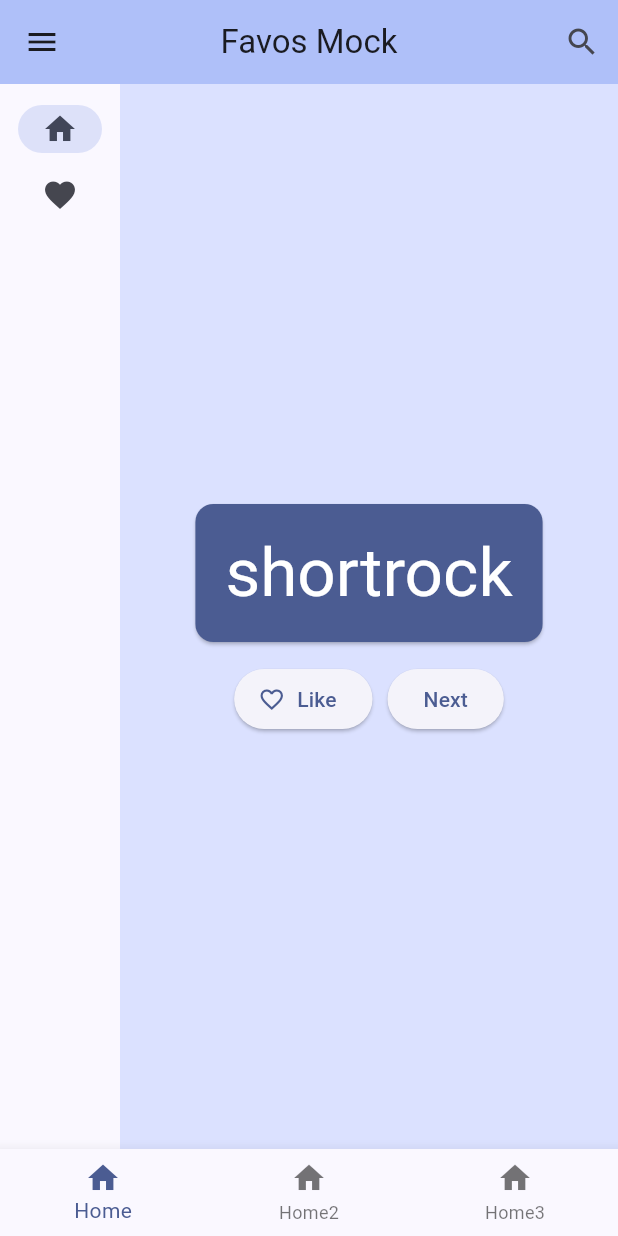
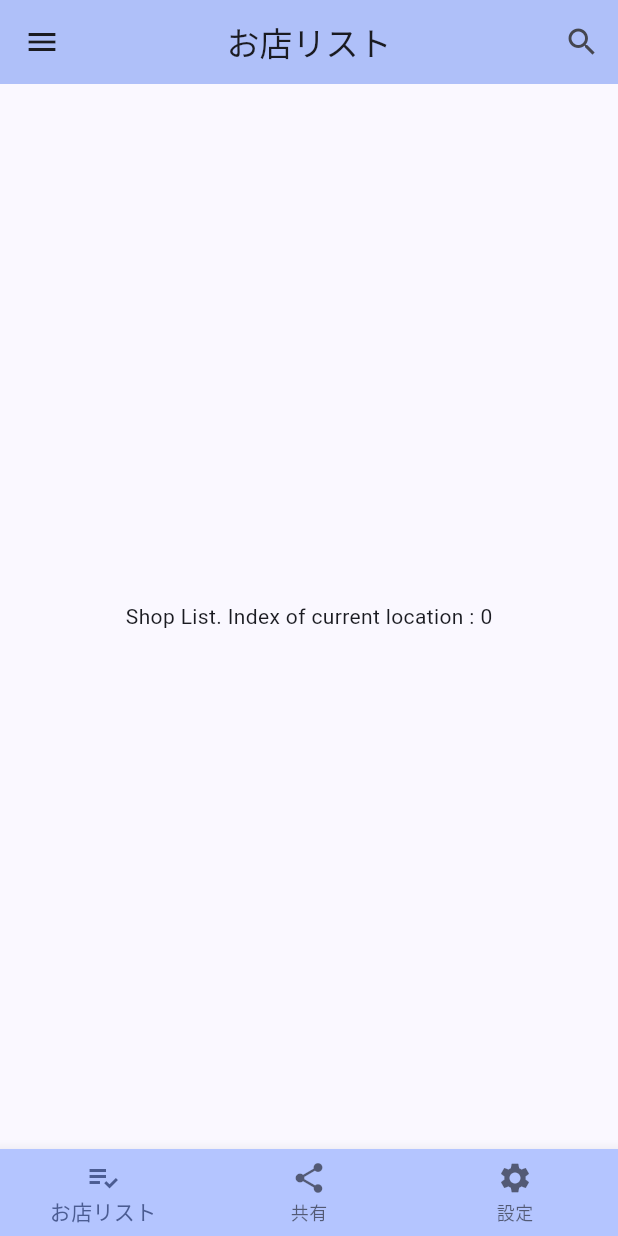
Before and after one commit to smzn1222/favos, a Flutter app: the screen it shows after launch, after a tap on the "menu" icon, on a phone screen of 412 x 824 dp. Run offline on Flutter 3.47's test engine with Material 3 defaults, Android fonts, the phone set to English and light mode, and no system bars.

Commit message:
ウィジェットごとにプログラムの分割＆画面遷移をroutesで実装など

```diff
--- a/lib/main.dart
+++ b/lib/main.dart
@@ -1,236 +1,8 @@
-import 'package:english_words/english_words.dart';
+import 'package:favos/src/app/favos_app.dart';
 import 'package:flutter/material.dart';
-import 'package:provider/provider.dart';
 
 void main() {
-  runApp(MyApp());
+  runApp(
+    FavosApp(title: 'Favos App'),
+  );
 }
-
-class MyApp extends StatelessWidget {
-  const MyApp({super.key});
-
-  @override
-  Widget build(BuildContext context) {
-    return ChangeNotifierProvider(
-      create: (context) => MyAppState(),
-      child: MaterialApp(
-        title: 'Favos',
-        theme: ThemeData(
-          useMaterial3: true,
-          colorScheme: ColorScheme.fromSeed(
-              seedColor: const Color.fromARGB(255, 34, 104, 255)),
-        ),
-        debugShowCheckedModeBanner: false,
-        home: MyHomePage(title: 'Favos Mock'),
-      ),
-    );
-  }
-}
-
-class MyAppState extends ChangeNotifier {
-  var current = WordPair.random();
-
-  void getNext() {
-    current = WordPair.random();
-    notifyListeners();
-  }
-
-  var favorites = <WordPair>[];
-
-  void toggleFavorite() {
-    if (favorites.contains(current)) {
-      favorites.remove(current);
-    } else {
-      favorites.add(current);
-    }
-    notifyListeners();
-  }
-}
-
-class MyHomePage extends StatefulWidget {
-  const MyHomePage({super.key, required this.title});
-  final String title;
-
-  @override
-  State<MyHomePage> createState() => _MyHomePageState();
-}
-
-class _MyHomePageState extends State<MyHomePage> {
-  var selectedIndex = 0;
-
-  @override
-  Widget build(BuildContext context) {
-    Widget page;
-    switch (selectedIndex) {
-      case 0:
-        page = GeneratorPage();
-      case 1:
-        page = FavoritesPage();
-      default:
-        throw UnimplementedError('no widget for $selectedIndex');
-    }
-
-    return LayoutBuilder(builder: (context, constraints) {
-      return Scaffold(
-        appBar: AppBar(
-          leading: IconButton(icon: Icon(Icons.menu), onPressed: () {}),
-          title: Text(widget.title),
-          centerTitle: true,
-          actions: [
-            IconButton(icon: Icon(Icons.search), onPressed: () {}),
-          ],
-          elevation: 1,
-          backgroundColor: Theme.of(context).colorScheme.inversePrimary,
-        ),
-        body: Row(
-          children: [
-            SafeArea(
-              child: NavigationRail(
-                extended: constraints.maxWidth >= 600,
-                destinations: [
-                  NavigationRailDestination(
-                    icon: Icon(Icons.home),
-                    label: Text('Home'),
-                  ),
-                  NavigationRailDestination(
-                    icon: Icon(Icons.favorite),
-                    label: Text('Favorites'),
-                  ),
-                ],
-                selectedIndex: selectedIndex,
-                onDestinationSelected: (value) {
-                  setState(() {
-                    selectedIndex = value;
-                  });
-                },
-              ),
-            ),
-            Expanded(
-              child: Container(
-                color: Theme.of(context).colorScheme.primaryContainer,
-                child: page,
-              ),
-            ),
-          ],
-        ),
-        bottomNavigationBar: BottomNavigationBar(
-          items: const [
-            BottomNavigationBarItem(
-              icon: Icon(Icons.home),
-              label: 'Home',
-            ),
-            BottomNavigationBarItem(
-              icon: Icon(Icons.home),
-              label: 'Home2',
-            ),
-            BottomNavigationBarItem(
-              icon: Icon(Icons.home),
-              label: 'Home3',
-            ),
-          ],
-        ),
-      );
-    });
-  }
-}
-
-class GeneratorPage extends StatelessWidget {
-  @override
-  Widget build(BuildContext context) {
-    var appState = context.watch<MyAppState>();
-    var pair = appState.current;
-
-    IconData icon;
-    if (appState.favorites.contains(pair)) {
-      icon = Icons.favorite;
-    } else {
-      icon = Icons.favorite_border;
-    }
-
-    return Center(
-      child: Column(
-        mainAxisAlignment: MainAxisAlignment.center,
-        children: [
-          BigCard(pair: pair),
-          SizedBox(height: 10),
-          Row(
-            mainAxisSize: MainAxisSize.min,
-            children: [
-              ElevatedButton.icon(
-                onPressed: () {
-                  appState.toggleFavorite();
-                },
-                icon: Icon(icon),
-                label: Text('Like'),
-              ),
-              SizedBox(width: 10),
-              ElevatedButton(
-                onPressed: () {
-                  appState.getNext();
-                },
-                child: Text('Next'),
-              ),
-            ],
-          ),
-        ],
-      ),
-    );
-  }
-}
-
-class BigCard extends StatelessWidget {
-  const BigCard({
-    super.key,
-    required this.pair,
-  });
-
-  final WordPair pair;
-
-  @override
-  Widget build(BuildContext context) {
-    final theme = Theme.of(context);
-    final style = theme.textTheme.displayMedium!.copyWith(
-      color: theme.colorScheme.onPrimary,
-    );
-
-    return Card(
-      color: theme.colorScheme.primary,
-      child: Padding(
-        padding: const EdgeInsets.all(20),
-        child: Text(
-          pair.asLowerCase,
-          style: style,
-          semanticsLabel: "${pair.first} ${pair.second}",
-        ),
-      ),
-    );
-  }
-}
-
-class FavoritesPage extends StatelessWidget {
-  @override
-  Widget build(BuildContext context) {
-    var appState = context.watch<MyAppState>();
-
-    if (appState.favorites.isEmpty) {
-      return Center(
-        child: Text('No favorites yet.'),
-      );
-    }
-
-    return ListView(
-      children: [
-        Padding(
-          padding: const EdgeInsets.all(20),
-          child: Text('You have '
-              '${appState.favorites.length} favorites:'),
-        ),
-        for (var pair in appState.favorites)
-          ListTile(
-            leading: Icon(Icons.favorite),
-            title: Text(pair.asLowerCase),
-          ),
-      ],
-    );
-  }
-}
--- /dev/null
+++ b/lib/src/app/favos_app.dart
@@ -0,0 +1,82 @@
+import 'package:favos/src/content/initial_screen.dart';
+import 'package:favos/src/content/settings.dart';
+import 'package:favos/src/content/share_menu.dart';
+import 'package:favos/src/content/shop_list.dart';
+import 'package:flutter/material.dart';
+import 'package:provider/provider.dart';
+
+class FavosApp extends StatelessWidget {
+  const FavosApp({super.key, required this.title});
+  final String title;
+
+  @override
+  Widget build(BuildContext context) {
+    final contentsPathList = ['/shop_list', '/share_menu', '/settings'];
+    final pageList = [ShopList(), ShareMenu(), Settings()];
+    final String firstContentPath = contentsPathList[0];
+
+    return ChangeNotifierProvider(
+      create: (context) => FavosAppState(),
+      child: MaterialApp(
+        title: title,
+        theme: ThemeData(
+          useMaterial3: true,
+          colorScheme: ColorScheme.fromSeed(
+              seedColor: const Color.fromARGB(255, 34, 104, 255)),
+        ),
+        debugShowCheckedModeBanner: false,
+        initialRoute: '/',
+        // 以下のようにroutesを使うと、ページ遷移時のアニメーションが有効になる
+        // routes: {
+        //   '/': (context) => InitialScreen(firstContentPath: firstContentPath),
+        //   '/shop_list': (context) => ShopList(),
+        //   '/share_menu': (context) => ShareMenu(),
+        //   '/settings': (context) => Settings(),
+        // },
+        // ページ遷移時のアニメーションを無効にする実装
+        onGenerateRoute: (currentRouteSettings) {
+          String? routeName = currentRouteSettings.name;
+          if (routeName != null) {
+            if (routeName == '/') {
+              return MaterialPageRoute(
+                  builder: (context) =>
+                      InitialScreen(firstContentPath: firstContentPath));
+            } else if (contentsPathList.contains(routeName)) {
+              return PageRouteBuilder(
+                settings: currentRouteSettings,
+                pageBuilder: (context, animation1, animation2) {
+                  return pageList[contentsPathList.indexOf(routeName)];
+                },
+                transitionsBuilder:
+                    (context, animation, secondaryAnimation, child) {
+                  return child; // アニメーションを無効にして、ただのchildを返す
+                },
+              );
+            } else {
+              // 未定義のルートの場合の処理
+              return MaterialPageRoute(builder: (context) => Placeholder());
+            }
+          } else {
+            // routeNameがnullの場合の処理
+            return MaterialPageRoute(builder: (context) => Placeholder());
+          }
+        },
+      ),
+    );
+  }
+}
+
+class FavosAppState extends ChangeNotifier {
+  int _currentLocationIndex = 0;
+
+  int get currentLocationIndex => _currentLocationIndex;
+
+  set currentLocationIndex(int index) {
+    _currentLocationIndex = index;
+    notifyListeners();
+  }
+
+  void changeLocation(int index) {
+    currentLocationIndex = index;
+  }
+}
--- /dev/null
+++ b/lib/src/content/initial_screen.dart
@@ -0,0 +1,26 @@
+import 'package:flutter/material.dart';
+
+class InitialScreen extends StatefulWidget {
+  const InitialScreen({super.key, required this.firstContentPath});
+  final String firstContentPath;
+
+  @override
+  State<InitialScreen> createState() => _InitialScreenState();
+}
+
+class _InitialScreenState extends State<InitialScreen> {
+  @override
+  void initState() {
+    super.initState();
+    Future.delayed(Duration(seconds: 2), () {
+      Navigator.pushNamed(context, widget.firstContentPath);
+    });
+  }
+
+  @override
+  Widget build(BuildContext context) {
+    return Center(
+      child: Text('Favos App is starting...'),
+    );
+  }
+}
--- /dev/null
+++ b/lib/src/content/settings.dart
@@ -0,0 +1,24 @@
+import 'package:favos/src/app/favos_app.dart';
+import 'package:favos/src/footer/footer.dart';
+import 'package:favos/src/header/header.dart';
+import 'package:flutter/material.dart';
+import 'package:provider/provider.dart';
+
+class Settings extends StatelessWidget {
+  @override
+  Widget build(BuildContext context) {
+    var appState = Provider.of<FavosAppState>(context);
+
+    return Scaffold(
+      appBar: Header(
+          title: '設定',
+          isMenuButtonVisible: false,
+          isSearchButtonVisible: false),
+      body: Center(
+        child: Text(
+            'Settings. Index of current location : ${appState.currentLocationIndex}'),
+      ),
+      bottomNavigationBar: Footer(),
+    );
+  }
+}
--- /dev/null
+++ b/lib/src/content/share_menu.dart
@@ -0,0 +1,24 @@
+import 'package:favos/src/app/favos_app.dart';
+import 'package:favos/src/footer/footer.dart';
+import 'package:favos/src/header/header.dart';
+import 'package:flutter/material.dart';
+import 'package:provider/provider.dart';
+
+class ShareMenu extends StatelessWidget {
+  @override
+  Widget build(BuildContext context) {
+    var appState = Provider.of<FavosAppState>(context);
+
+    return Scaffold(
+      appBar: Header(
+          title: '共有',
+          isMenuButtonVisible: false,
+          isSearchButtonVisible: false),
+      body: Center(
+        child: Text(
+            'Share Menu. Index of current location : ${appState.currentLocationIndex}'),
+      ),
+      bottomNavigationBar: Footer(),
+    );
+  }
+}
--- /dev/null
+++ b/lib/src/content/shop_list.dart
@@ -0,0 +1,24 @@
+import 'package:favos/src/app/favos_app.dart';
+import 'package:favos/src/footer/footer.dart';
+import 'package:favos/src/header/header.dart';
+import 'package:flutter/material.dart';
+import 'package:provider/provider.dart';
+
+class ShopList extends StatelessWidget {
+  @override
+  Widget build(BuildContext context) {
+    var appState = Provider.of<FavosAppState>(context);
+
+    return Scaffold(
+      appBar: Header(
+          title: 'お店リスト',
+          isMenuButtonVisible: true,
+          isSearchButtonVisible: true),
+      body: Center(
+        child: Text(
+            'Shop List. Index of current location : ${appState.currentLocationIndex}'),
+      ),
+      bottomNavigationBar: Footer(),
+    );
+  }
+}
--- /dev/null
+++ b/lib/src/footer/footer.dart
@@ -0,0 +1,34 @@
+import 'package:flutter/material.dart';
+
+class Footer extends StatefulWidget {
+  @override
+  State<Footer> createState() => _FooterState();
+}
+
+class _FooterState extends State<Footer> {
+  final menuList = ['お店リスト', '共有', '設定'];
+  final iconList = [Icons.playlist_add_check, Icons.share, Icons.settings];
+  final routeList = ['/shop_list', '/share_menu', '/settings'];
+  int _currentIndex = 0;
+
+  @override
+  Widget build(BuildContext context) {
+    return BottomNavigationBar(
+      items: List.generate(menuList.length, (index) {
+        return BottomNavigationBarItem(
+          icon: Icon(iconList[index]),
+          label: menuList[index],
+        );
+      }),
+      showSelectedLabels: true,
+      showUnselectedLabels: true,
+      currentIndex: _currentIndex,
+      onTap: (index) {
+        _currentIndex = index;
+        Navigator.pushNamed(context, routeList[index]);
+      },
+      selectedItemColor: Theme.of(context).colorScheme.primary,
+      backgroundColor: Theme.of(context).colorScheme.inversePrimary,
+    );
+  }
+}
--- /dev/null
+++ b/lib/src/header/header.dart
@@ -0,0 +1,37 @@
+import 'package:flutter/material.dart';
+
+class Header extends StatefulWidget implements PreferredSizeWidget {
+  const Header(
+      {super.key,
+      required this.title,
+      required this.isMenuButtonVisible,
+      required this.isSearchButtonVisible});
+  final String title;
+  final bool isMenuButtonVisible;
+  final bool isSearchButtonVisible;
+
+  @override
+  State<Header> createState() => _HeaderState();
+
+  @override
+  Size get preferredSize => Size.fromHeight(kToolbarHeight);
+}
+
+class _HeaderState extends State<Header> {
+  final menuButton = IconButton(icon: Icon(Icons.menu), onPressed: () {});
+  final searchButton = IconButton(icon: Icon(Icons.search), onPressed: () {});
+
+  @override
+  Widget build(BuildContext context) {
+    return AppBar(
+      leading: widget.isMenuButtonVisible ? menuButton : Container(),
+      title: Text(widget.title),
+      centerTitle: true,
+      actions: [
+        widget.isSearchButtonVisible ? searchButton : Container(),
+      ],
+      elevation: 1,
+      backgroundColor: Theme.of(context).colorScheme.inversePrimary,
+    );
+  }
+}
--- a/pubspec.yaml
+++ b/pubspec.yaml
@@ -1,5 +1,5 @@
 name: favos
-description: "A new Flutter project."
+description: “This app is a specialized note-taking application that allows you to consolidate and manage all your favorite spots, including a wide range of shops and facilities, not just restaurants. When you discover a new place, you can save its details. Additionally, you can jot down your impressions and recommendations for any shop or facility you’ve visited. This app is your personal guide to exploring and remembering the places you love.”
 
 publish_to: "none" # Remove this line if you wish to publish to pub.dev
 
```
Also changed, not shown: 2 other files.
